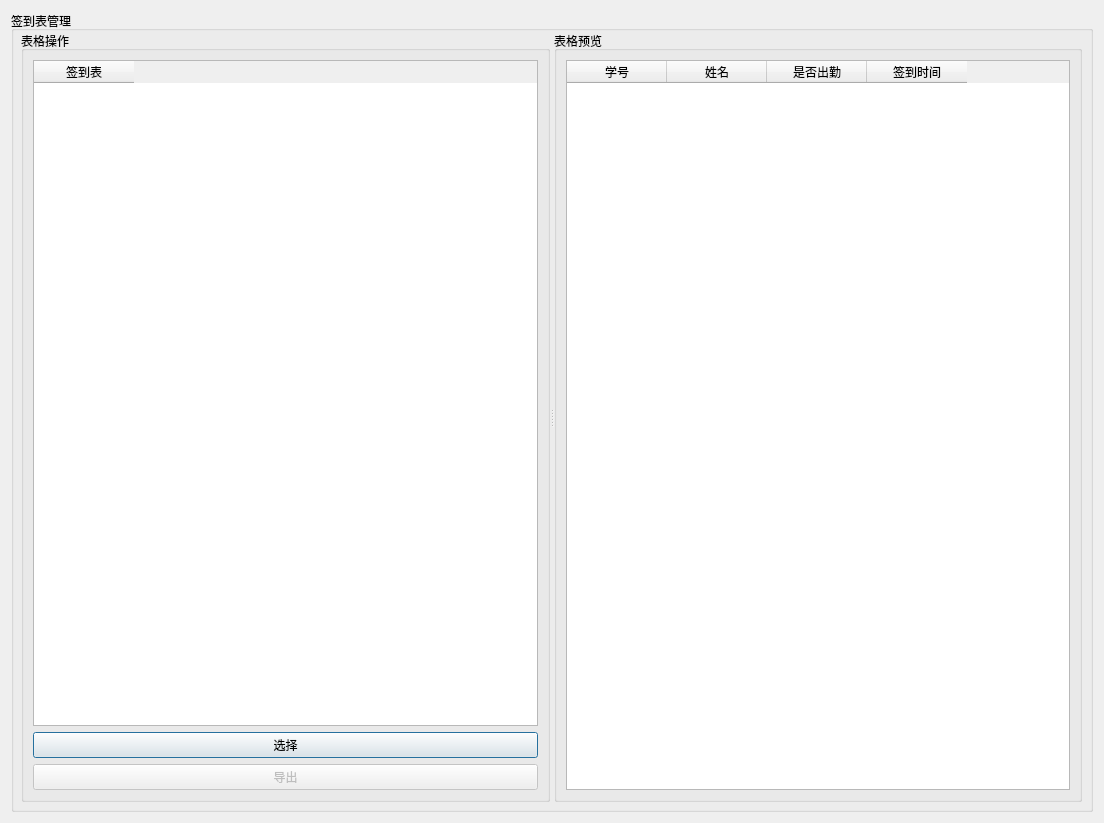
Before: the Qt Designer form ui/export_excel.ui in kuronekonano/Face-Recognition-Based-Attendance-System, drawn with Qt 5.
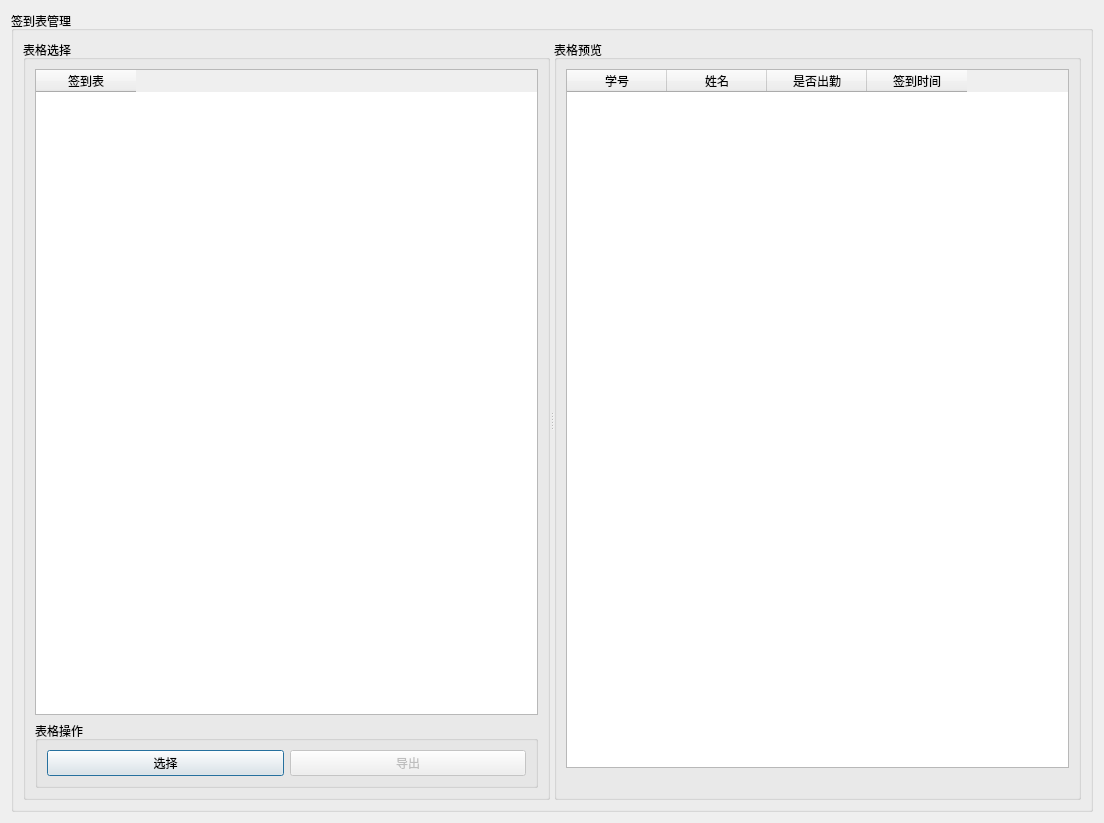
After: the same form once the commit is applied.

Commit message: add attendance rate cal

```diff
--- a/ui/export_excel.ui
+++ b/ui/export_excel.ui
@@ -19,21 +19,15 @@
      <property name="title">
       <string>签到表管理</string>
      </property>
+     <layout class="QHBoxLayout" name="horizontalLayout_2">
+      <item>
      <widget class="QSplitter" name="splitter">
-      <property name="geometry">
-       <rect>
-        <x>10</x>
-        <y>20</y>
-        <width>1061</width>
-        <height>771</height>
-       </rect>
-      </property>
       <property name="orientation">
        <enum>Qt::Horizontal</enum>
       </property>
       <widget class="QGroupBox" name="groupBox">
        <property name="title">
-        <string>表格操作</string>
+          <string>表格选择</string>
        </property>
        <layout class="QVBoxLayout" name="verticalLayout">
         <item>
@@ -67,6 +61,12 @@
          </widget>
         </item>
         <item>
+           <widget class="QGroupBox" name="groupBox_4">
+            <property name="title">
+             <string>表格操作</string>
+            </property>
+            <layout class="QHBoxLayout" name="horizontalLayout">
+             <item>
          <widget class="QPushButton" name="select_table_pushButton">
           <property name="text">
            <string>选择</string>
@@ -85,12 +85,15 @@
         </item>
        </layout>
       </widget>
+          </item>
+         </layout>
+        </widget>
       <widget class="QGroupBox" name="groupBox_2">
        <property name="title">
         <string>表格预览</string>
        </property>
-       <layout class="QGridLayout" name="gridLayout">
-        <item row="0" column="0">
+         <layout class="QVBoxLayout" name="verticalLayout_2">
+          <item>
          <widget class="QTableWidget" name="StuCheckTable">
           <property name="selectionMode">
            <enum>QAbstractItemView::SingleSelection</enum>
@@ -132,9 +135,18 @@
           </column>
          </widget>
         </item>
+          <item>
+           <widget class="QLabel" name="attendance_label">
+            <property name="text">
+             <string/>
+            </property>
+           </widget>
+          </item>
        </layout>
       </widget>
      </widget>
+      </item>
+     </layout>
     </widget>
    </item>
   </layout>
```
Lines whose indentation alone changed are shown as unchanged. The commit also changes 2 other files.
